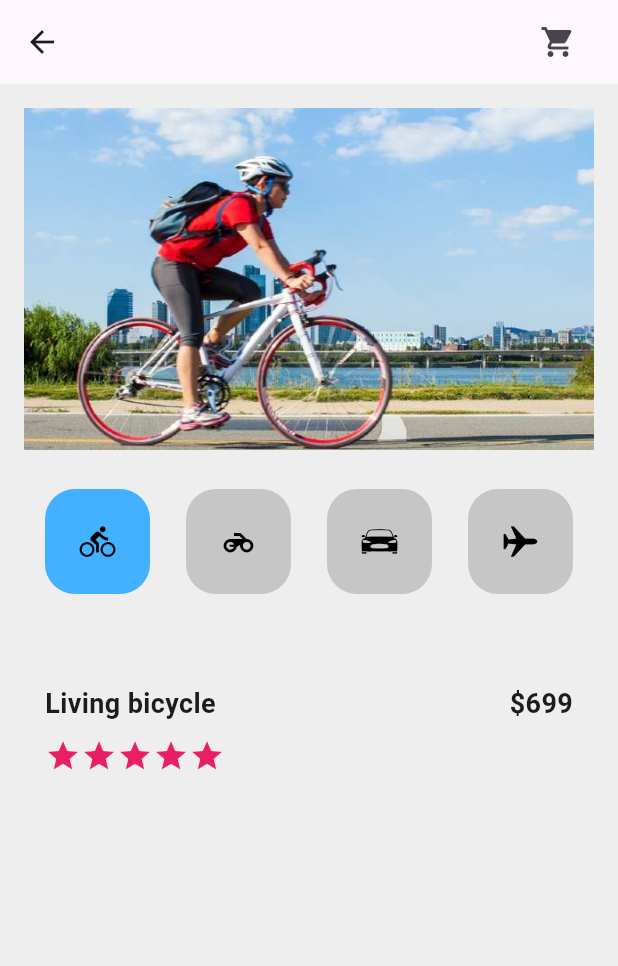
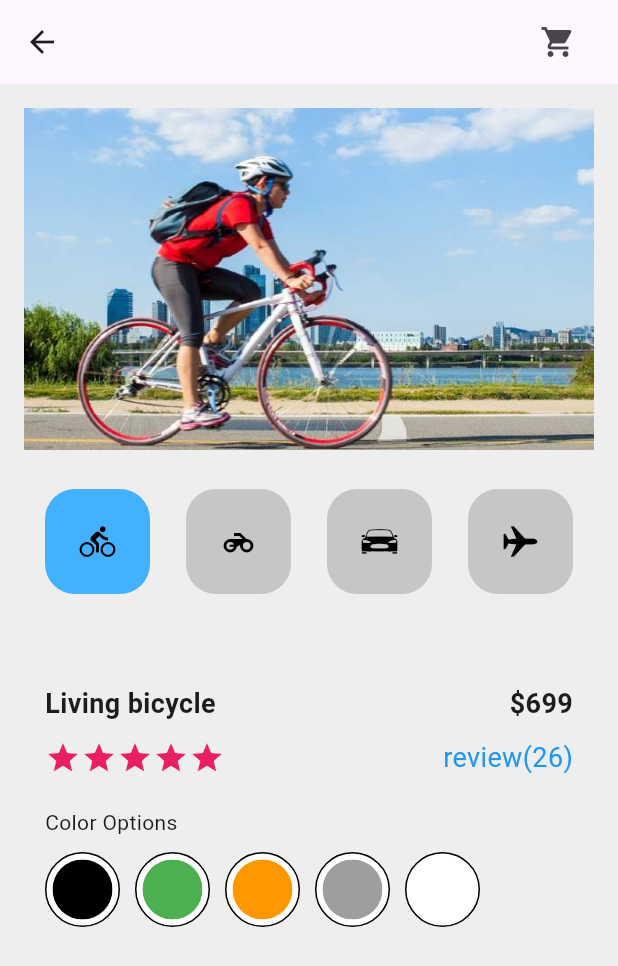
Before and after one commit to tombap8/Flutter-PJ-TOM, a Flutter app: the screen it shows after launch, on a phone screen of 412 x 824 dp. Shown: the top 966 px of the screen. Run offline on Flutter 3.47's test engine with Material 3 defaults, Android fonts, the phone set to English and light mode, and no system bars; our stand-ins replace flutter_svg.

Commit message:
Update cart_detail.dart

```diff
--- a/03.플러터PJ/app_05_cart/lib/components/cart_detail.dart
+++ b/03.플러터PJ/app_05_cart/lib/components/cart_detail.dart
@@ -203,6 +203,17 @@ class _CartDetailState extends State<CartDetail> {
           // 셋팅된 별수 정보를 한계수에 넣어준다!
           for (int i = 0; i < goodsInfo[selectedTit[sequenceNum]]?[2];i++)
           Icon(Icons.star, color: Colors.pink),
+          // 사이간격 밀기
+          Spacer(),
+          // 리뷰수 보이기
+          Text(
+            // 달러($)는 특수문자니까 역슬래쉬를 같이 씀!
+            'review(${goodsInfo[selectedTit[sequenceNum]]?[1]})',
+            style: TextStyle(
+              fontSize: 18,
+              color: Colors.blue,
+            ),
+          ),
         ],
       ),
     );
@@ -210,8 +221,59 @@ class _CartDetailState extends State<CartDetail> {
 
   // 3. 옵션 위젯 만들기 메서드 : _buildOption()
   Widget _buildOption() {
-    return Padding(padding: const EdgeInsets.only(bottom: 10.0));
+    return Padding(
+      padding: const EdgeInsets.only(bottom: 20.0),
+      child: Column(
+        crossAxisAlignment: CrossAxisAlignment.start,
+        children: [
+          Text("Color Options"),
+          SizedBox(height: 10),
+          Row(
+            children: [
+              // 둥근모양의 색상 아이콘 메서드 호출
+              _buildDetailIcon(Colors.black),
+              _buildDetailIcon(Colors.green),
+              _buildDetailIcon(Colors.orange),
+              _buildDetailIcon(Colors.grey),
+              _buildDetailIcon(Colors.white),
+            ],
+          )
+        ],
+      ),
+      );
   } ////////// _buildOption  메서드 //////////
+
+  // 둥근 아이콘 만들기 함수
+  Widget _buildDetailIcon(Color mColor) {
+    return Padding(
+      padding: const EdgeInsets.only(right: 10),
+      // 5. Stack의 첫 번째 Container 위젯위에 Positioned 위젯이 올라가는 형태
+      child: Stack(
+        children: [
+          Container(
+            width: 50,
+            height: 50,
+            decoration: BoxDecoration(
+              color: Colors.white,
+              border: Border.all(),
+              shape: BoxShape.circle,
+            ),
+          ),
+          Positioned(
+            left: 5,
+            top: 5,
+            child: ClipOval(
+              child: Container(
+                color: mColor,
+                width: 40,
+                height: 40,
+              ),
+            ),
+          )
+        ],
+      ),
+    );
+  }
 
   // 4. 버튼 위젯 만들기 메서드 : _buildButton()
   Widget _buildButton() {
```
